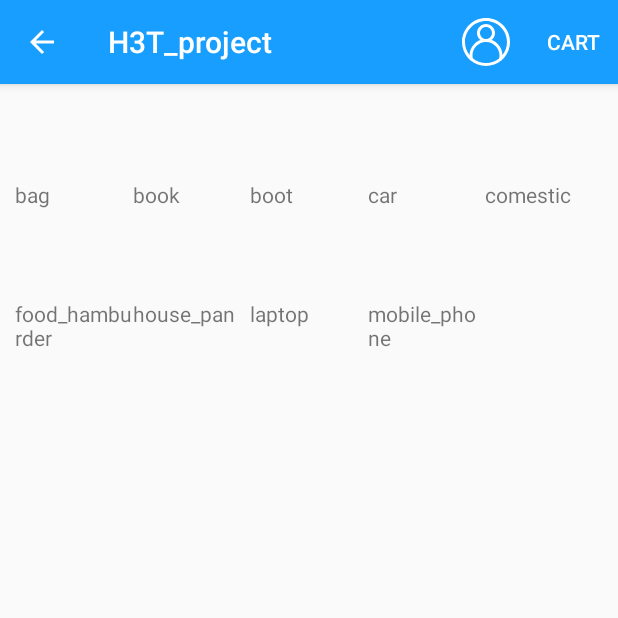
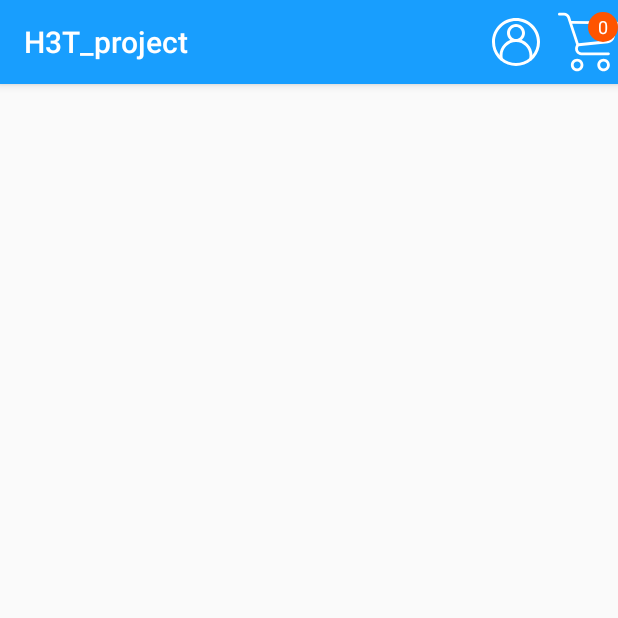
Before and after one commit to phanminhhoang2110/Android-Final-Project, an Android app: the screen it shows after launch (HomePageActivity), on a phone screen of 412 x 824 dp, the top half of it. Run offline under Robolectric (Android 15) with nearby library versions, the phone set to English and light mode, and no system bars; 1 statement that could not run was skipped.

Commit message:
Fix cart with number

```diff
--- a/app/src/main/java/com/example/h3t_project/activity/HomePageActivity.java
+++ b/app/src/main/java/com/example/h3t_project/activity/HomePageActivity.java
@@ -23,25 +23,25 @@ public class HomePageActivity extends AppCompatActivity {
     super.onCreate(savedInstanceState);
     setContentView(R.layout.activity_home_page);
     Toolbar toolbar = findViewById(R.id.toolbar);
+    getSupportActionBar().setDisplayShowTitleEnabled(false);
     setSupportActionBar(toolbar);
-    getSupportActionBar().setDisplayHomeAsUpEnabled(true);
-    setupCategory();
+//    setupCategory();
   }
-
-  private void setupCategory() {
-    RecyclerView categoryRecyclerView = findViewById(R.id.categoryRecyclerView);
-    String[] nameCategory = {"bag", "book", "boot", "car", "comestic", "food_hamburder", "house_pan", "laptop", "mobile_phone"};
-    ArrayList<CategoryItem> categoryItems = new ArrayList<>();
-    for (int i = 0; i < nameCategory.length; i++) {
-      categoryItems.add(new CategoryItem(i, nameCategory[i], 0));
-    }
-    CategoryMenuAdapter categoryMenuAdapter = new CategoryMenuAdapter(categoryItems);
-    categoryRecyclerView.setAdapter(categoryMenuAdapter);
-    GridLayoutManager gridLayoutManager = new GridLayoutManager(this, 5);
-    categoryRecyclerView.setLayoutManager(gridLayoutManager);
-//    LinearLayoutManager layoutManager = new LinearLayoutManager(this);
-//    categoryRecyclerView.setLayoutManager(layoutManager);
-  }
+//
+//  private void setupCategory() {
+//    RecyclerView categoryRecyclerView = findViewById(R.id.categoryRecyclerView);
+//    String[] nameCategory = {"bag", "book", "boot", "car", "comestic", "food_hamburder", "house_pan", "laptop", "mobile_phone"};
+//    ArrayList<CategoryItem> categoryItems = new ArrayList<>();
+//    for (int i = 0; i < nameCategory.length; i++) {
+//      categoryItems.add(new CategoryItem(i, nameCategory[i], 0));
+//    }
+//    CategoryMenuAdapter categoryMenuAdapter = new CategoryMenuAdapter(categoryItems);
+//    categoryRecyclerView.setAdapter(categoryMenuAdapter);
+//    GridLayoutManager gridLayoutManager = new GridLayoutManager(this, 5);
+//    categoryRecyclerView.setLayoutManager(gridLayoutManager);
+////    LinearLayoutManager layoutManager = new LinearLayoutManager(this);
+////    categoryRecyclerView.setLayoutManager(layoutManager);
+//  }
 
   public static int getResId(String resName, Class<?> c) {
     try {
--- a/app/src/main/res/layout/activity_home_page.xml
+++ b/app/src/main/res/layout/activity_home_page.xml
@@ -18,30 +18,4 @@
     app:layout_constraintTop_toTopOf="parent"
     app:layout_constraintVertical_bias="0.0" />
 
-  <fragment
-    android:id="@+id/fragment5"
-    android:name="com.example.h3t_project.fragment.HomePageSlideFragment"
-    android:layout_width="0dp"
-    android:layout_height="wrap_content"
-    app:layout_constraintBottom_toTopOf="@id/categoryRecyclerView"
-    app:layout_constraintEnd_toEndOf="parent"
-    app:layout_constraintHorizontal_bias="0.0"
-    app:layout_constraintStart_toStartOf="parent"
-    app:layout_constraintTop_toBottomOf="@+id/toolbar"
-    app:layout_constraintVertical_bias="0.0" />
-
-  <androidx.recyclerview.widget.RecyclerView
-    android:id="@+id/categoryRecyclerView"
-    android:layout_width="match_parent"
-    android:layout_height="match_parent"
-    android:layout_marginStart="10dp"
-    android:layout_marginTop="60dp"
-    android:layout_marginEnd="10dp"
-    app:layout_constraintBottom_toBottomOf="parent"
-    app:layout_constraintEnd_toEndOf="parent"
-    app:layout_constraintHorizontal_bias="1.0"
-    app:layout_constraintStart_toStartOf="parent"
-    app:layout_constraintTop_toBottomOf="@id/fragment5"
-    app:layout_constraintVertical_bias="1.0" />
-
 </androidx.constraintlayout.widget.ConstraintLayout>
--- a/app/src/main/res/layout/cart_icon_with_number.xml
+++ b/app/src/main/res/layout/cart_icon_with_number.xml
@@ -25,7 +25,7 @@
     android:layout_height="20dp"
     android:background="@drawable/rounded_textview"
     android:gravity="center"
-    android:text="1"
+    android:text="0"
     android:textColor="#FFFFFF"
     android:textSize="12sp"
     app:layout_constraintBottom_toBottomOf="@+id/imageView9"
--- a/app/src/main/res/menu/menu_home_page.xml
+++ b/app/src/main/res/menu/menu_home_page.xml
@@ -5,12 +5,12 @@
   tools:context="com.example.h3t_project.activity.ActivityCustomerViewProduct">
   <item
     android:id="@+id/action_personal"
-    app:showAsAction="always"
     android:icon="@drawable/ic_user"
-    android:title="personal" />
+    android:title="personal"
+    app:showAsAction="always" />
   <item
     android:id="@+id/action_cart"
-    app:showAsAction="always"
-    android:actionLayout="@layout/cart_icon_with_number"
-    android:title="cart" />
+    app:actionLayout="@layout/cart_icon_with_number"
+    android:title="cart"
+    app:showAsAction="always" />
 </menu>
```
